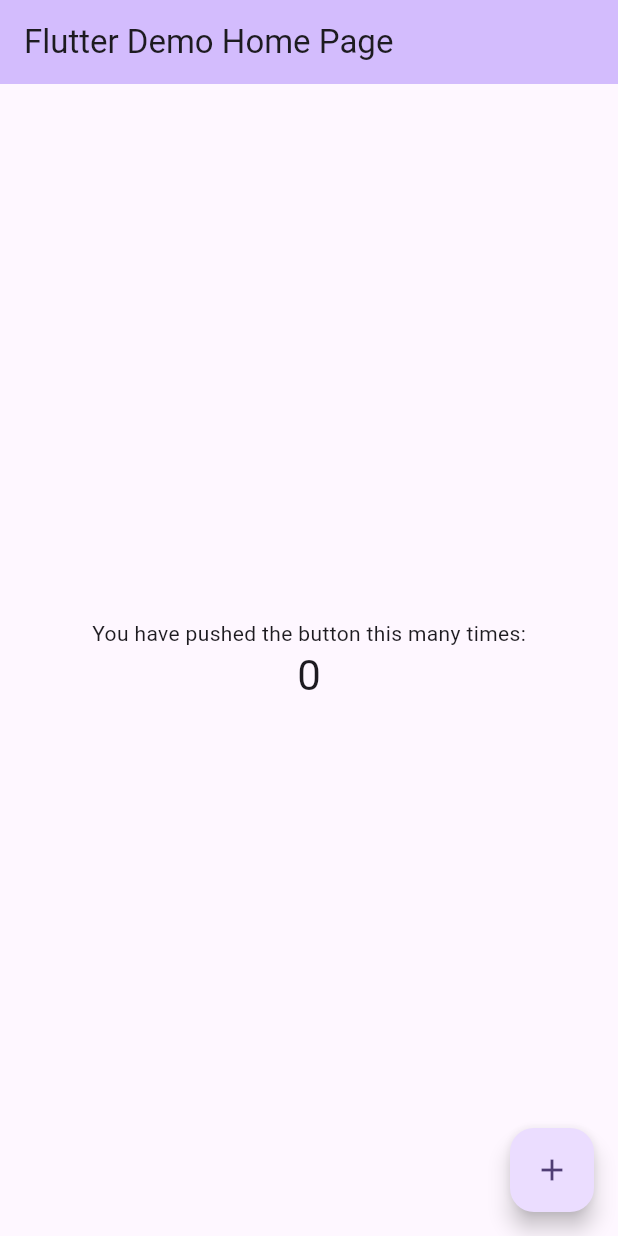
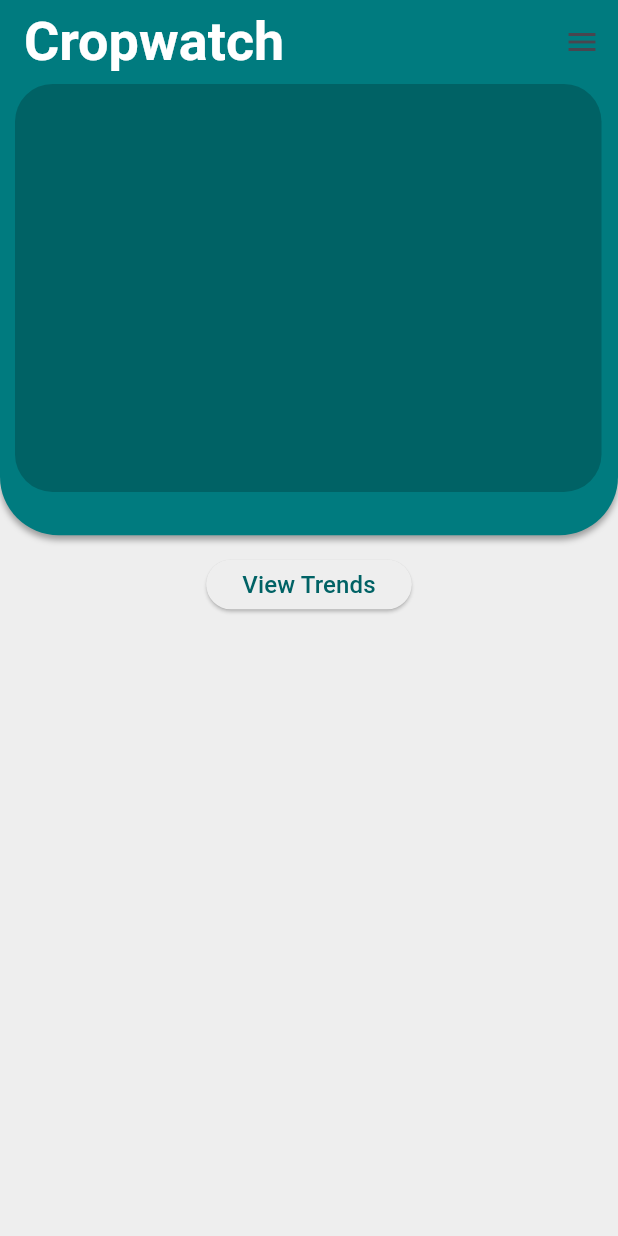
Before and after one commit to AshaanG/cropwatch, a Flutter app: the screen it shows after launch, on a phone screen of 412 x 824 dp. Run offline on Flutter 3.47's test engine with Material 3 defaults, Android fonts, the phone set to English and light mode, and no system bars.

Commit message:
everything exept charts

```diff
--- a/lib/main.dart
+++ b/lib/main.dart
@@ -1,122 +1,28 @@
+import 'package:untitled/pages/first_page.dart';
+//import 'package:untitled/pages/trends.dart';
+//import 'package:firebase_core/firebase_core.dart';
+
 import 'package:flutter/material.dart';
 
-void main() {
-  runApp(const MyApp());
+void main() async {
+  //WidgetsFlutterBinding.ensureInitialized();
+  //await Firebase.initializeApp();
+
+  runApp(MyApp());
 }
 
 class MyApp extends StatelessWidget {
   const MyApp({super.key});
 
-  // This widget is the root of your application.
   @override
   Widget build(BuildContext context) {
     return MaterialApp(
-      title: 'Flutter Demo',
-      theme: ThemeData(
-        // This is the theme of your application.
-        //
-        // TRY THIS: Try running your application with "flutter run". You'll see
-        // the application has a purple toolbar. Then, without quitting the app,
-        // try changing the seedColor in the colorScheme below to Colors.green
-        // and then invoke "hot reload" (save your changes or press the "hot
-        // reload" button in a Flutter-supported IDE, or press "r" if you used
-        // the command line to start the app).
-        //
-        // Notice that the counter didn't reset back to zero; the application
-        // state is not lost during the reload. To reset the state, use hot
-        // restart instead.
-        //
-        // This works for code too, not just values: Most code changes can be
-        // tested with just a hot reload.
-        colorScheme: ColorScheme.fromSeed(seedColor: Colors.deepPurple),
-      ),
-      home: const MyHomePage(title: 'Flutter Demo Home Page'),
+      debugShowCheckedModeBanner: false,
+      home: FirstPage(),
+      routes: {
+        '/firstpage': (context) => FirstPage(),
+        //'/secondpage': (context) => SecondPage(),
+      },
     );
   }
 }
-
-class MyHomePage extends StatefulWidget {
-  const MyHomePage({super.key, required this.title});
-
-  // This widget is the home page of your application. It is stateful, meaning
-  // that it has a State object (defined below) that contains fields that affect
-  // how it looks.
-
-  // This class is the configuration for the state. It holds the values (in this
-  // case the title) provided by the parent (in this case the App widget) and
-  // used by the build method of the State. Fields in a Widget subclass are
-  // always marked "final".
-
-  final String title;
-
-  @override
-  State<MyHomePage> createState() => _MyHomePageState();
-}
-
-class _MyHomePageState extends State<MyHomePage> {
-  int _counter = 0;
-
-  void _incrementCounter() {
-    setState(() {
-      // This call to setState tells the Flutter framework that something has
-      // changed in this State, which causes it to rerun the build method below
-      // so that the display can reflect the updated values. If we changed
-      // _counter without calling setState(), then the build method would not be
-      // called again, and so nothing would appear to happen.
-      _counter++;
-    });
-  }
-
-  @override
-  Widget build(BuildContext context) {
-    // This method is rerun every time setState is called, for instance as done
-    // by the _incrementCounter method above.
-    //
-    // The Flutter framework has been optimized to make rerunning build methods
-    // fast, so that you can just rebuild anything that needs updating rather
-    // than having to individually change instances of widgets.
-    return Scaffold(
-      appBar: AppBar(
-        // TRY THIS: Try changing the color here to a specific color (to
-        // Colors.amber, perhaps?) and trigger a hot reload to see the AppBar
-        // change color while the other colors stay the same.
-        backgroundColor: Theme.of(context).colorScheme.inversePrimary,
-        // Here we take the value from the MyHomePage object that was created by
-        // the App.build method, and use it to set our appbar title.
-        title: Text(widget.title),
-      ),
-      body: Center(
-        // Center is a layout widget. It takes a single child and positions it
-        // in the middle of the parent.
-        child: Column(
-          // Column is also a layout widget. It takes a list of children and
-          // arranges them vertically. By default, it sizes itself to fit its
-          // children horizontally, and tries to be as tall as its parent.
-          //
-          // Column has various properties to control how it sizes itself and
-          // how it positions its children. Here we use mainAxisAlignment to
-          // center the children vertically; the main axis here is the vertical
-          // axis because Columns are vertical (the cross axis would be
-          // horizontal).
-          //
-          // TRY THIS: Invoke "debug painting" (choose the "Toggle Debug Paint"
-          // action in the IDE, or press "p" in the console), to see the
-          // wireframe for each widget.
-          mainAxisAlignment: MainAxisAlignment.center,
-          children: <Widget>[
-            const Text('You have pushed the button this many times:'),
-            Text(
-              '$_counter',
-              style: Theme.of(context).textTheme.headlineMedium,
-            ),
-          ],
-        ),
-      ),
-      floatingActionButton: FloatingActionButton(
-        onPressed: _incrementCounter,
-        tooltip: 'Increment',
-        child: const Icon(Icons.add),
-      ), // This trailing comma makes auto-formatting nicer for build methods.
-    );
-  }
-}
--- /dev/null
+++ b/lib/pages/first_page.dart
@@ -0,0 +1,303 @@
+import 'package:flutter/material.dart';
+//import 'package:firebase_database/firebase_database.dart';
+//import 'package:cropwatchv2/custom_widgets/actuator_button.dart';
+//import 'package:cropwatchv2/custom_widgets/weather_box.dart';
+
+class FirstPage extends StatefulWidget {
+  const FirstPage({super.key});
+
+  @override
+  State<FirstPage> createState() => _FirstPageState();
+}
+
+class _FirstPageState extends State<FirstPage> {
+  bool _fanIsPressed = false;
+  bool _pumpIsPressed = false;
+  bool _heaterIsPressed = false;
+  bool _bulbIsPressed = false;
+
+  bool fanButtonEnabled = true;
+  bool pumpButtonEnabled = true;
+  bool heaterButtonEnabled = true;
+  bool bulbButtonEnabled = true;
+
+  double temperature = 0;
+  double humidity = 0;
+  double soilMoisture = 0;
+
+  /*final bulbRef = FirebaseDatabase.instance.ref("control/light");
+  final fanRef = FirebaseDatabase.instance.ref("control/fan");
+  final waterRef = FirebaseDatabase.instance.ref("control/water");
+  final heaterRef = FirebaseDatabase.instance.ref("actuators/HEATER");*/
+
+  void _toggleButton(String device) {
+    setState(() {
+      switch (device) {
+        case "fan":
+          _fanIsPressed = !_fanIsPressed;
+          //fanRef.set(_fanIsPressed);
+          setState(() {
+            fanButtonEnabled = false;
+          });
+          Future.delayed(Duration(seconds: 3), () {
+            setState(() {
+              fanButtonEnabled = true;
+            });
+          });
+          break;
+        case "water":
+          _pumpIsPressed = !_pumpIsPressed;
+          //waterRef.set(_pumpIsPressed);
+          setState(() {
+            pumpButtonEnabled = false;
+          });
+          Future.delayed(Duration(seconds: 3), () {
+            setState(() {
+              pumpButtonEnabled = true;
+            });
+          });
+          break;
+        case "heater":
+          _heaterIsPressed = !_heaterIsPressed;
+          //heaterRef.set(_heaterIsPressed);
+          setState(() {
+            heaterButtonEnabled = false;
+          });
+          Future.delayed(Duration(seconds: 3), () {
+            setState(() {
+              heaterButtonEnabled = true;
+            });
+          });
+          break;
+        case "led":
+          _bulbIsPressed = !_bulbIsPressed;
+          //bulbRef.set(_bulbIsPressed);
+          setState(() {
+            bulbButtonEnabled = false;
+          });
+          Future.delayed(Duration(seconds: 3), () {
+            setState(() {
+              bulbButtonEnabled = true;
+            });
+          });
+          break;
+      }
+    });
+  }
+
+  @override
+  void initState() {
+    super.initState();
+
+    //temperature listener
+    /*final tempRef = FirebaseDatabase.instance.ref("latest/temperature");
+    tempRef.onValue.listen((DatabaseEvent event) {
+      final DataSnapshot s = event.snapshot;
+      if (!s.exists) return;
+      final double temp = (s.value as num).toDouble();
+
+      setState(() {
+        temperature = temp;
+      });
+    });*/
+
+    //humidity listener
+    /*final humidityRef = FirebaseDatabase.instance.ref("latest/humidity");
+    humidityRef.onValue.listen((DatabaseEvent event) {
+      final DataSnapshot s = event.snapshot;
+      if (!s.exists) return;
+      final double hum = (s.value as num).toDouble();
+
+      setState(() {
+        humidity = hum;
+      });
+    });*/
+  }
+
+  @override
+  Widget build(BuildContext context) {
+    return Scaffold(
+      backgroundColor: Colors.grey[200],
+      endDrawer: Drawer(),
+      appBar: AppBar(
+        title: Text(
+          "Cropwatch",
+          style: TextStyle(
+            fontSize: 36,
+            fontWeight: FontWeight.bold,
+            color: Colors.white,
+          ),
+        ),
+        backgroundColor: const Color.fromARGB(255, 0, 123, 127),
+      ),
+      body: Column(
+        children: [
+          SizedBox(
+            height: MediaQuery.of(context).size.height * 0.365,
+            child: Stack(
+              children: [
+                Container(
+                  padding: EdgeInsets.only(bottom: 30, left: 10, right: 11),
+
+                  decoration: BoxDecoration(
+                    boxShadow: [
+                      BoxShadow(
+                        color: Colors.grey.shade500,
+                        offset: Offset(0, 3),
+                        blurRadius: 3,
+                        spreadRadius: 0,
+                      ),
+                    ],
+                    color: const Color.fromARGB(255, 0, 123, 127),
+                    borderRadius: BorderRadius.only(
+                      bottomLeft: Radius.circular(39),
+                      bottomRight: Radius.circular(39),
+                    ),
+                  ),
+                  child: Column(
+                    mainAxisAlignment: MainAxisAlignment.end,
+                    crossAxisAlignment: CrossAxisAlignment.start,
+                    children: [
+                      Container(
+                        height: MediaQuery.of(context).size.height * 0.33,
+                        padding: EdgeInsets.all(22),
+                        decoration: BoxDecoration(
+                          borderRadius: BorderRadius.circular(25),
+                          color: const Color.fromARGB(255, 0, 98, 101),
+                        ),
+                        /*child: Column(
+                          mainAxisAlignment: MainAxisAlignment.spaceBetween,
+                          children: [
+                            Row(
+                              mainAxisAlignment: MainAxisAlignment.spaceBetween,
+                              children: [
+                                WeatherBox(
+                                  label: "Temperature",
+                                  backColor: const Color.fromARGB(
+                                    255,
+                                    0,
+                                    123,
+                                    127,
+                                  ),
+                                  foreColor: Colors.white,
+                                  reading: temperature,
+                                  unit: '⁰C',
+                                ),
+                                WeatherBox(
+                                  label: "Humidity",
+                                  backColor: Colors.white,
+                                  foreColor: const Color.fromARGB(
+                                    255,
+                                    0,
+                                    123,
+                                    127,
+                                  ),
+                                  reading: humidity,
+                                  unit: "%",
+                                ),
+                              ],
+                            ),
+                            Align(
+                              alignment: Alignment(-1, 1),
+                              child: WeatherBox(
+                                label: "Soil Moisture",
+                                backColor: const Color.fromARGB(
+                                  255,
+                                  0,
+                                  123,
+                                  127,
+                                ),
+                                foreColor: Colors.white,
+                                reading: soilMoisture,
+                                unit: "%",
+                              ),
+                            ),
+                          ],
+                        ),*/
+                      ),
+                    ],
+                  ),
+                ),
+              ],
+            ),
+          ),
+          SizedBox(height: MediaQuery.of(context).size.height * 0.02),
+          SizedBox(
+            height: MediaQuery.of(context).size.height * 0.04,
+            child: ElevatedButton(
+              style: ElevatedButton.styleFrom(
+                backgroundColor: Colors.grey[200],
+              ),
+              child: Text(
+                "View Trends",
+                style: TextStyle(
+                  color: const Color.fromARGB(255, 0, 98, 101),
+                  fontSize: 16,
+                ),
+              ),
+              onPressed: () {
+                Navigator.pushNamed(context, '/secondpage');
+              },
+            ),
+          ),
+          SizedBox(height: MediaQuery.of(context).size.height * 0.047),
+          SizedBox(
+            height: MediaQuery.of(context).size.height * 0.3,
+            /*child: Column(
+              mainAxisAlignment: MainAxisAlignment.spaceEvenly,
+              children: [
+                Row(
+                  mainAxisAlignment: MainAxisAlignment.spaceEvenly,
+                  children: [
+                    ActuatorButton(
+                      label: "Fan",
+                      assetpath: 'assets/images/fan.png',
+                      isPressed: _fanIsPressed,
+                      isEnabled: fanButtonEnabled,
+                      onToggle: () => _toggleButton("fan"),
+                      color: const Color.fromARGB(255, 66, 227, 128),
+                    ),
+
+                    ActuatorButton(
+                      label: "Water",
+                      assetpath: 'assets/images/water.png',
+                      isPressed: _pumpIsPressed,
+                      isEnabled: pumpButtonEnabled,
+                      onToggle: () => _toggleButton("water"),
+                      color: const Color.fromARGB(255, 0, 162, 255),
+                    ),
+                  ],
+                ),
+                SizedBox(height: MediaQuery.of(context).size.height * 0.0005),
+
+                Row(
+                  mainAxisAlignment: MainAxisAlignment.spaceEvenly,
+                  children: [
+                    ActuatorButton(
+                      label: "Heater",
+                      assetpath: 'assets/images/heater.png',
+                      isPressed: _heaterIsPressed,
+                      isEnabled: heaterButtonEnabled,
+                      onToggle: () => _toggleButton("heater"),
+                      color: Colors.red,
+                    ),
+
+                    ActuatorButton(
+                      label: "LED",
+                      assetpath: 'assets/images/bulb.png',
+                      isPressed: _bulbIsPressed,
+                      isEnabled: bulbButtonEnabled,
+                      onToggle: () => _toggleButton("led"),
+                      color: const Color.fromARGB(255, 255, 219, 17),
+                    ),
+                  ],
+                ),
+              ],
+            ),*/
+          ),
+          SizedBox(height: MediaQuery.of(context).size.height * 0.02),
+        ],
+      ),
+    );
+  }
+}
```
